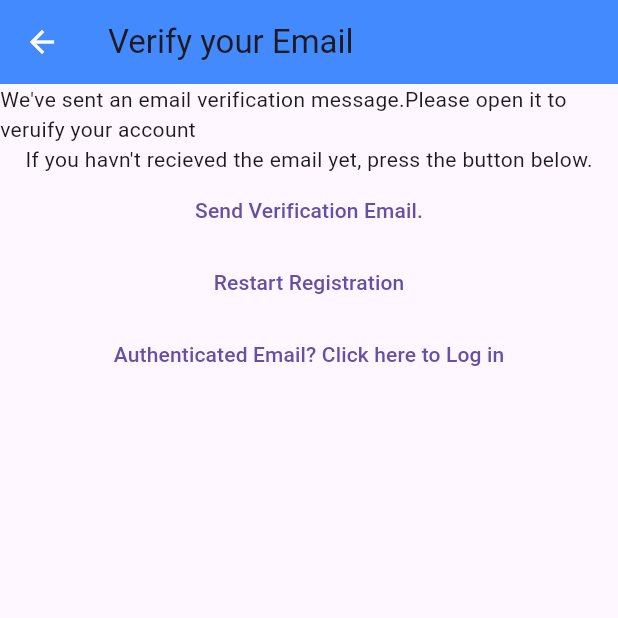
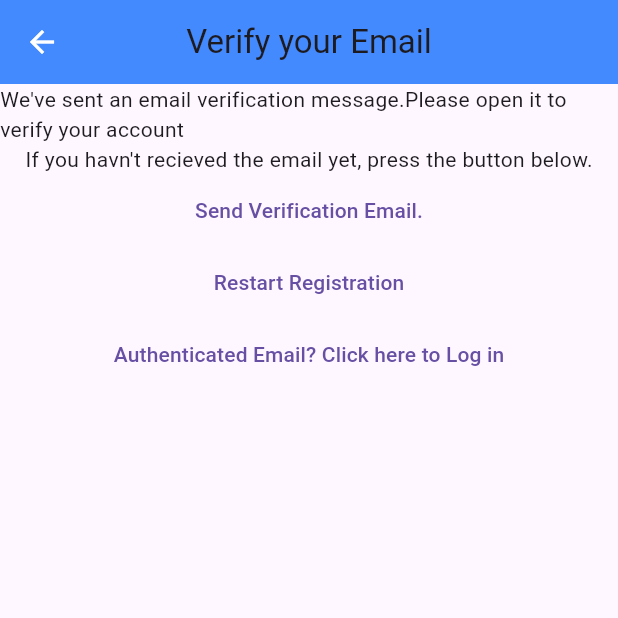
Before and after one commit to SayeedHasan1/FlutterProject1, a Flutter app: the VerifyEmailView screen opened directly, on a phone screen of 412 x 824 dp, the top half of it. Run offline on Flutter 3.47's test engine with Material 3 defaults, Android fonts, the light colour scheme and no system bars; our stand-ins replace bloc, cloud_firestore, equatable, firebase_auth, firebase_core, flutter_bloc and 1 more; accounts and stored records are empty.

Commit message:
Step 17 final step

```diff
--- a/lib/Views/verify_email_view.dart
+++ b/lib/Views/verify_email_view.dart
@@ -19,11 +19,12 @@ class _VerifyEmailViewState extends State<VerifyEmailView> {
     return Scaffold(
       appBar: AppBar(
         title: const Text('Verify your Email'),
+        centerTitle: true,
       ),
       body: Column(
         children: [
           const Text(
-              "We've sent an email verification message.Please open it to veruify your account"),
+              "We've sent an email verification message.Please open it to verify your account"),
           const Text(
               "If you havn't recieved the email yet, press the button below."),
           TextButton(
```
